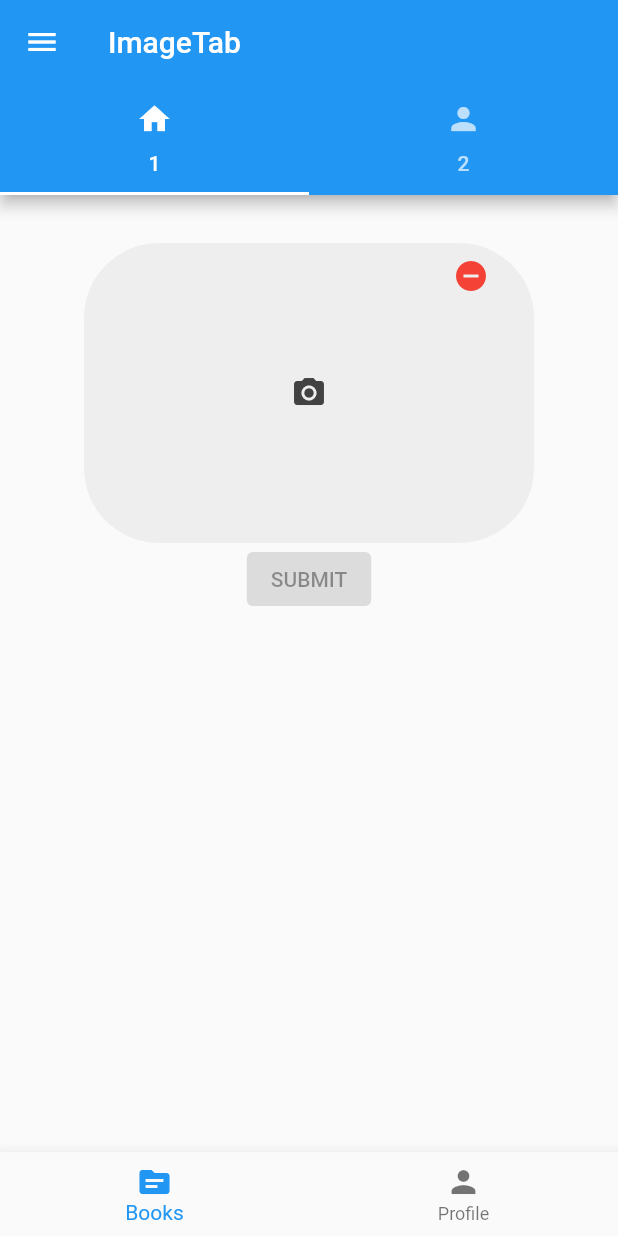
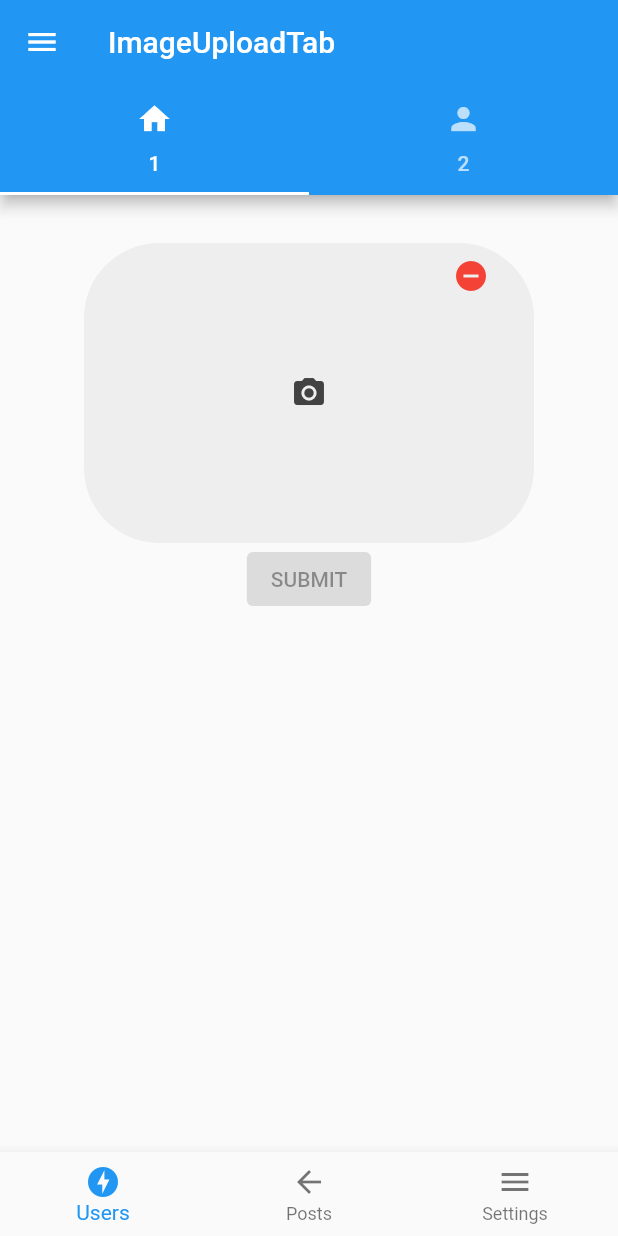
Before and after one commit to khaidem/AutoRoute-TabBar-BottomNavigation-Combine----Using-ImagePicker, a Flutter app: the screen it shows after launch, on a phone screen of 412 x 824 dp. Run offline on Flutter 3.47's test engine with Material 2 defaults, Android fonts, the phone set to English and light mode, and no system bars; our stand-ins replace auto_route, firebase_core, firebase_storage, image_picker; accounts and stored records are empty.

Commit message:
error Fix tabBar

```diff
--- a/lib/src/Menu/pages/menu.page.dart
+++ b/lib/src/Menu/pages/menu.page.dart
@@ -1,11 +1,12 @@
 import 'package:flutter/material.dart';
-import 'package:flutter/src/widgets/framework.dart';
 
 class MenuPage extends StatelessWidget {
   const MenuPage({Key? key}) : super(key: key);
 
   @override
   Widget build(BuildContext context) {
-    return const Scaffold();
+    return const Scaffold(
+      body: Center(child: Text('Menu Page')),
+    );
   }
 }
--- a/lib/src/NewUser/pages/newuser.page.dart
+++ b/lib/src/NewUser/pages/newuser.page.dart
@@ -5,6 +5,8 @@ class NewUserPage extends StatelessWidget {
 
   @override
   Widget build(BuildContext context) {
-    return const Scaffold();
+    return const Scaffold(
+      body: Center(child: Text('New User Page')),
+    );
   }
 }
--- a/lib/src/router/image_route.router.dart
+++ /dev/null
@@ -1,12 +0,0 @@
-import 'package:auto_route/auto_route.dart';
-import 'package:image_server/src/ImageUplaod/pages/image_upload.page.dart';
-import 'package:image_server/src/ImageUplaod/pages/milti_picker.page.dart';
-
-const imageTab = AutoRoute(
-    path: 'image',
-    page: EmptyRouterPage,
-    name: 'ImageTab',
-    children: [
-      AutoRoute(path: '', page: ImageUploadsPage),
-      AutoRoute(path: '', page: MultiPickerPage),
-    ]);
--- a/lib/src/router/menu.route.dart
+++ b/lib/src/router/menu.route.dart
@@ -2,7 +2,7 @@ import 'package:auto_route/auto_route.dart';
 import 'package:image_server/src/Menu/pages/menu.page.dart';
 
 const menu = AutoRoute(
-    path: 'Menu',
-    page: EmptyRouterPage,
-    name: 'MenuTab',
-    children: [AutoRoute(page: MenuPage, path: '')]);
+  path: 'Menu',
+  page: MenuPage,
+  name: 'MenuRoute',
+);
--- a/lib/src/router/tab_button.router.dart
+++ b/lib/src/router/tab_button.router.dart
@@ -9,13 +9,28 @@ class RootTabPage extends StatelessWidget {
   Widget build(context) {
     return AutoTabsRouter.tabBar(
       routes: const [
-        ImageTab(),
-        NewUserTab(),
+        ImageUploadTab(),
+        MultiUploadTab(),
       ],
       builder: (context, child, controller) {
         // final tabsRouter = AutoTabsRouter.of(context);
         return Scaffold(
-          drawer: const Drawer(),
+          drawer: Drawer(
+            child: Column(
+              mainAxisAlignment: MainAxisAlignment.center,
+              children: [
+                Row(
+                  mainAxisAlignment: MainAxisAlignment.center,
+                  children: [
+                    ElevatedButton(
+                      onPressed: () {},
+                      child: const Text(' Drawer'),
+                    )
+                  ],
+                ),
+              ],
+            ),
+          ),
 
           appBar: AppBar(
             title: Text(context.topRoute.name),
@@ -33,30 +48,58 @@ class RootTabPage extends StatelessWidget {
 
           /// ****************BottomNavigationBar***********///
 
-          bottomNavigationBar: buildBottomNav(context, context.tabsRouter),
+          // bottomNavigationBar: buildBottomNav(context, context.tabsRouter),
         );
       },
     );
   }
 
-  Widget buildBottomNav(BuildContext context, TabsRouter tabsRouter) {
+  // Widget buildBottomNav(BuildContext context, TabsRouter tabsRouter) {
+  //   return BottomNavigationBar(
+  //     currentIndex: tabsRouter.activeIndex,
+  //     onTap: tabsRouter.setActiveIndex,
+  //     items: const [
+  //       BottomNavigationBarItem(
+  //         icon: Icon(Icons.source),
+  //         label: 'Books',
+  //       ),
+  //       BottomNavigationBarItem(
+  //         icon: Icon(Icons.person),
+  //         label: 'Profile',
+  //       ),
+  //       // BottomNavigationBarItem(
+  //       //   icon: Icon(Icons.settings),
+  //       //   label: 'Settings',
+  //       // ),
+  //     ],
+  //   );
+  // }
+}
+
+class BottomNavigationPage extends StatelessWidget {
+  const BottomNavigationPage({Key? key}) : super(key: key);
+
+  @override
+  Widget build(BuildContext context) {
+    return AutoTabsScaffold(
+        routes: const [
+          RootTabRouter(),
+          MenuRoute(),
+          NewUserRoute(),
+        ],
+        bottomNavigationBuilder: (_, tabsRouter) {
           return BottomNavigationBar(
             currentIndex: tabsRouter.activeIndex,
             onTap: tabsRouter.setActiveIndex,
             items: const [
               BottomNavigationBarItem(
-          icon: Icon(Icons.source),
-          label: 'Books',
-        ),
+                  label: 'Users', icon: Icon(Icons.offline_bolt)),
               BottomNavigationBarItem(
-          icon: Icon(Icons.person),
-          label: 'Profile',
-        ),
-        // BottomNavigationBarItem(
-        //   icon: Icon(Icons.settings),
-        //   label: 'Settings',
-        // ),
+                  label: 'Posts', icon: Icon(Icons.arrow_back)),
+              BottomNavigationBarItem(
+                  label: 'Settings', icon: Icon(Icons.menu)),
             ],
           );
+        });
   }
 }
--- a/pubspec.yaml
+++ b/pubspec.yaml
@@ -56,6 +56,7 @@ dev_dependencies:
   build_runner: ^2.1.11
   auto_route_generator: ^4.0.0
 
+
 # For information on the generic Dart part of this file, see the
 # following page: https://dart.dev/tools/pub/pubspec
 
```
Also changed, not shown: lib/src/ImageUplaod/pages/milti_picker.page.dart (+21 -18 lines), lib/src/ImageUplaod/pages/new_image_upload.dart (added, +10 -0 lines), lib/src/router/multi_image.route.dart (added, +9 -0 lines), lib/src/router/new_user.route.dart (+4 -4 lines), lib/src/router/root.route.dart (+11 -7 lines), lib/src/router/root_page.router.dart (added, +8 -0 lines), lib/src/router/single_image.dart (added, +27 -0 lines), lib/src/router/app_router.gr.dart. Lines whose indentation alone changed are shown as unchanged.
